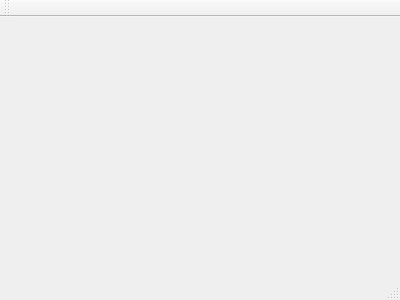
This is BEETS/mainwindow.ui in stott531/BEETS as Qt 5 draws it before an edit. The edited form follows.
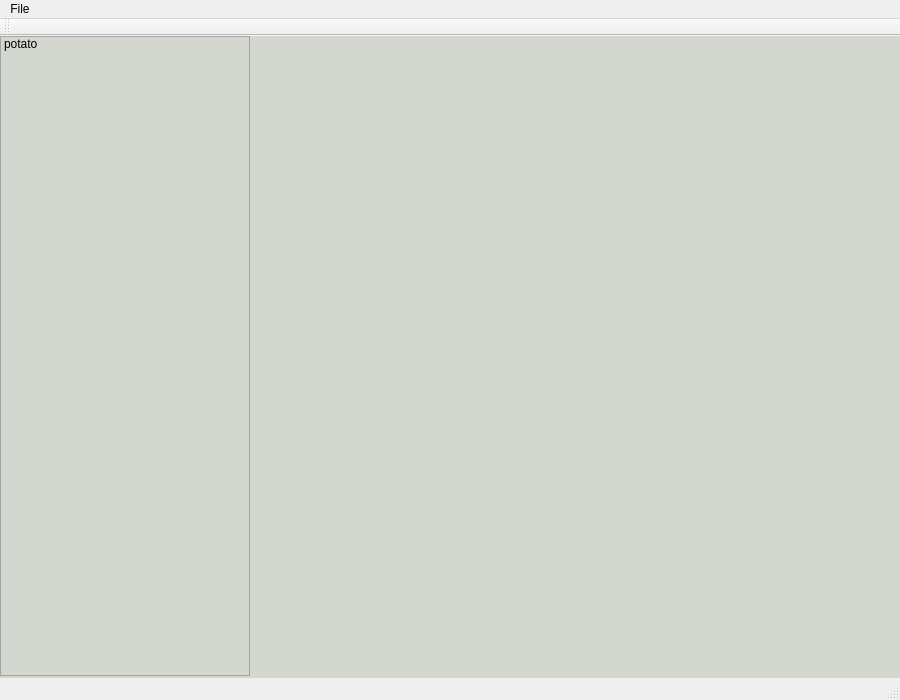
This is the edited form.

Diff of the .ui file:
```diff
--- a/BEETS/mainwindow.ui
+++ b/BEETS/mainwindow.ui
@@ -1,24 +1,80 @@
 <ui version="4.0">
  <class>MainWindow</class>
- <widget class="QMainWindow" name="MainWindow" >
-  <property name="geometry" >
+ <widget class="QMainWindow" name="MainWindow">
+  <property name="geometry">
    <rect>
     <x>0</x>
     <y>0</y>
-    <width>400</width>
-    <height>300</height>
+    <width>900</width>
+    <height>700</height>
    </rect>
   </property>
   <property name="windowTitle" >
    <string>MainWindow</string>
   </property>
-  <widget class="QMenuBar" name="menuBar" />
-  <widget class="QToolBar" name="mainToolBar" />
-  <widget class="QWidget" name="centralWidget" />
-  <widget class="QStatusBar" name="statusBar" />
+  <widget class="QWidget" name="centralWidget">
+   <widget class="QWidget" name="widget" native="true">
+    <property name="geometry">
+     <rect>
+      <x>0</x>
+      <y>0</y>
+      <width>900</width>
+      <height>660</height>
+     </rect>
+    </property>
+    <property name="styleSheet">
+     <string notr="true">background-color: rgb(211, 215, 207);</string>
+    </property>
+    <widget class="QListWidget" name="listWidget">
+     <property name="geometry">
+      <rect>
+       <x>0</x>
+       <y>0</y>
+       <width>250</width>
+       <height>640</height>
+      </rect>
+     </property>
+     <item>
+      <property name="text">
+       <string>potato</string>
+      </property>
+     </item>
+    </widget>
+   </widget>
+  </widget>
+  <widget class="QMenuBar" name="menuBar">
+   <property name="geometry">
+    <rect>
+     <x>0</x>
+     <y>0</y>
+     <width>900</width>
+     <height>22</height>
+    </rect>
+   </property>
+   <widget class="QMenu" name="menuFile">
+    <property name="title">
+     <string>File</string>
+    </property>
+    <addaction name="actionSave"/>
+   </widget>
+   <addaction name="menuFile"/>
+  </widget>
+  <widget class="QToolBar" name="mainToolBar">
+   <attribute name="toolBarArea">
+    <enum>TopToolBarArea</enum>
+   </attribute>
+   <attribute name="toolBarBreak">
+    <bool>false</bool>
+   </attribute>
+  </widget>
+  <widget class="QStatusBar" name="statusBar"/>
+  <action name="actionSave">
+   <property name="text">
+    <string>Save</string>
+   </property>
+  </action>
  </widget>
- <layoutDefault spacing="6" margin="11" />
- <pixmapfunction></pixmapfunction>
+ <layoutdefault spacing="6" margin="11"/>
  <resources/>
  <connections/>
 </ui>
```
Left out of the diff: 3 changed lines with no effect on the pictures.
